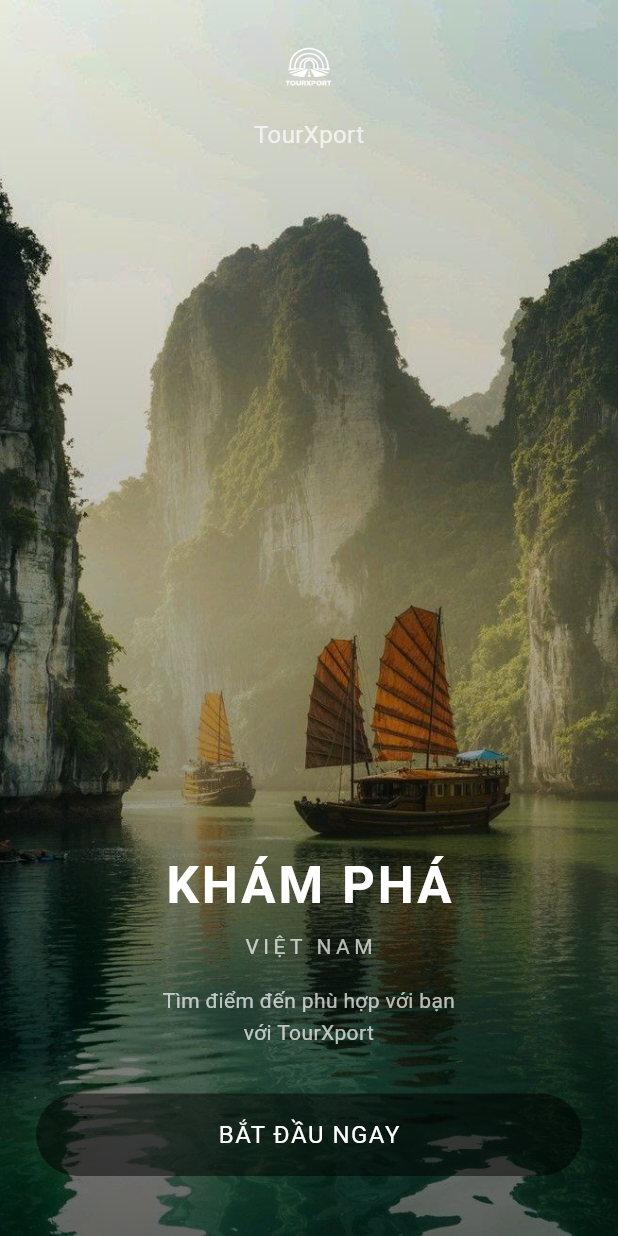
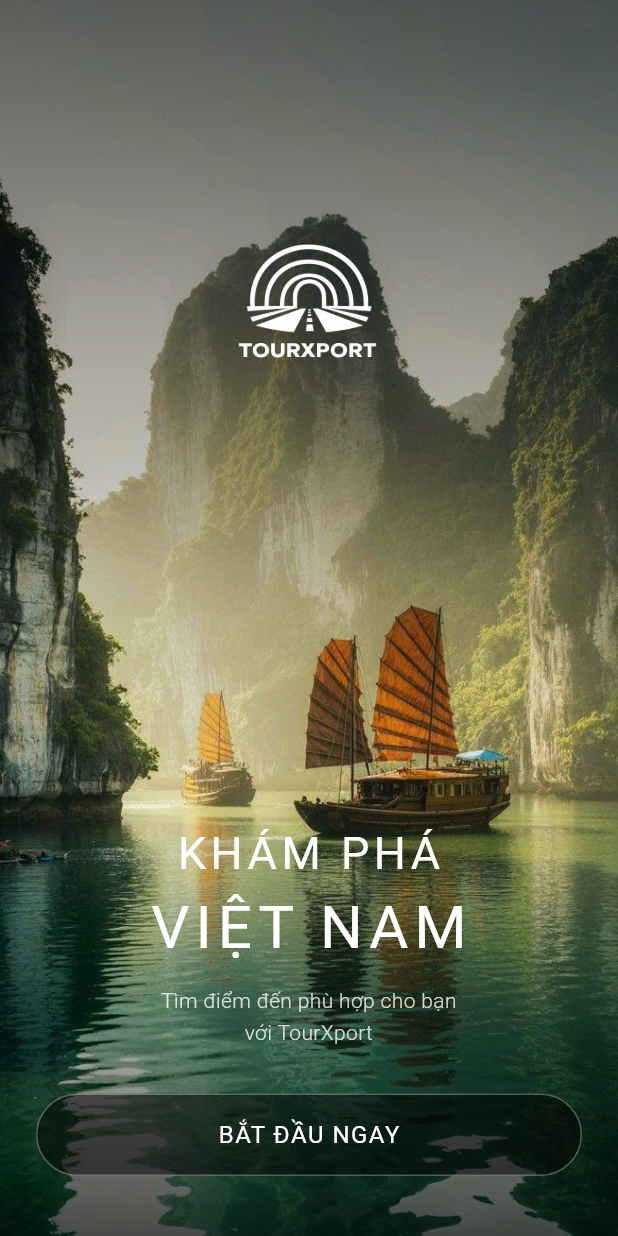
Before and after one commit to quocnam612/TourXport, a Flutter app: the screen it shows after launch, on a phone screen of 412 x 824 dp. Run offline on Flutter 3.47's test engine with Material 3 defaults, Android fonts, the light colour scheme and no system bars; Roboto replaces fonts that are missing (Poppins).

Commit message:
Cập nhật screens: Welcome, login

```diff
--- a/frontend/lib/main.dart
+++ b/frontend/lib/main.dart
@@ -1,4 +1,5 @@
 import 'package:flutter/material.dart';
+import 'screens/welcome.dart'; // Đảm bảo đúng đường dẫn file
 
 void main() {
   runApp(const MyApp());
@@ -11,137 +12,11 @@ class MyApp extends StatelessWidget {
   Widget build(BuildContext context) {
     return MaterialApp(
       debugShowCheckedModeBanner: false,
+      theme: ThemeData(
+        fontFamily: 'Poppins', // Đảm bảo đã khai báo trong pubspec.yaml
+        useMaterial3: true,
+      ),
       home: const WelcomeScreen(),
     );
   }
 }
-
-class WelcomeScreen extends StatelessWidget {
-  const WelcomeScreen({super.key});
-
-  @override
-  Widget build(BuildContext context) {
-    return Scaffold(
-      body: Stack(
-        children: [
-          /// 🔹 Background Image
-          Positioned.fill(
-            child: Image.asset(
-              "assets/images/halong.jpg",
-              fit: BoxFit.cover,
-            ),
-          ),
-
-          /// 🔹 Overlay gradient (giúp text rõ hơn)
-          Positioned.fill(
-            child: Container(
-              decoration: BoxDecoration(
-                gradient: LinearGradient(
-                  begin: Alignment.topCenter,
-                  end: Alignment.bottomCenter,
-                  colors: [
-                    Colors.transparent,
-                    Colors.black.withOpacity(0.6),
-                  ],
-                ),
-              ),
-            ),
-          ),
-
-          /// 🔹 Content
-          SafeArea(
-            child: Padding(
-              padding: const EdgeInsets.symmetric(horizontal: 24),
-              child: Column(
-                children: [
-
-                  /// 🔹 Logo
-                  SizedBox(height: 20),
-                  Column(
-                    children: [
-                      Image.asset(
-                        "assets/images/logo.png", // nếu có logo
-                        height: 50,
-                        color: Colors.white,
-                      ),
-                      const SizedBox(height: 8),
-                      const Text(
-                        "TourXport",
-                        style: TextStyle(
-                          color: Colors.white70,
-                          fontSize: 16,
-                        ),
-                      ),
-                    ],
-                  ),
-
-                  const Spacer(),
-
-                  /// 🔹 Title
-                  const Text(
-                    "KHÁM PHÁ",
-                    style: TextStyle(
-                      color: Colors.white,
-                      fontSize: 34,
-                      fontWeight: FontWeight.w600,
-                      letterSpacing: 2,
-                    ),
-                  ),
-
-                  const SizedBox(height: 6),
-
-                  /// 🔹 Subtitle
-                  const Text(
-                    "VIỆT NAM",
-                    style: TextStyle(
-                      color: Colors.white70,
-                      fontSize: 14,
-                      letterSpacing: 3,
-                    ),
-                  ),
-
-                  const SizedBox(height: 16),
-
-                  /// 🔹 Description
-                  const Text(
-                    "Tìm điểm đến phù hợp với bạn\nvới TourXport",
-                    textAlign: TextAlign.center,
-                    style: TextStyle(
-                      color: Colors.white70,
-                      fontSize: 14,
-                      height: 1.5,
-                    ),
-                  ),
-
-                  const SizedBox(height: 30),
-
-                  /// 🔹 Button
-                  Container(
-                    width: double.infinity,
-                    height: 55,
-                    decoration: BoxDecoration(
-                      color: Colors.black.withOpacity(0.5),
-                      borderRadius: BorderRadius.circular(30),
-                    ),
-                    child: const Center(
-                      child: Text(
-                        "BẮT ĐẦU NGAY",
-                        style: TextStyle(
-                          color: Colors.white,
-                          fontSize: 16,
-                          letterSpacing: 1,
-                        ),
-                      ),
-                    ),
-                  ),
-
-                  const SizedBox(height: 40),
-                ],
-              ),
-            ),
-          ),
-        ],
-      ),
-    );
-  }
-}
--- /dev/null
+++ b/frontend/lib/screens/welcome.dart
@@ -0,0 +1,135 @@
+import 'package:flutter/material.dart';
+import 'login.dart';
+
+class WelcomeScreen extends StatelessWidget {
+  const WelcomeScreen({super.key});
+
+  @override
+  Widget build(BuildContext context) {
+    return Scaffold(
+      body: Stack(
+        children: [
+          /// 🔹 1. Background Image (Giữ nguyên)
+          Positioned.fill(
+            child: Image.asset(
+              "assets/images/halong.jpg",
+              fit: BoxFit.cover,
+            ),
+          ),
+
+          /// 🔹 2. CẢI TIẾN: Thêm Overlay Gradient phía trên (Top Overlay)
+          /// Giúp làm tối nhẹ phần trên màn hình để LOGO NỔI BẬT HƠN
+          Positioned.fill(
+            child: Container(
+              decoration: BoxDecoration(
+                gradient: LinearGradient(
+                  begin: Alignment.topCenter,
+                  end: Alignment.bottomCenter,
+                  stops: const [0.0, 0.3, 0.7, 1.0], // Kiểm soát độ mờ
+                  colors: [
+                    Colors.black.withOpacity(0.6), // Tối hơn ở trên cùng
+                    Colors.black.withOpacity(0.3), // Mờ dần xuống
+                    Colors.transparent,
+                    Colors.black.withOpacity(0.7), // Tối lại ở dưới cùng cho text
+                  ],
+                ),
+              ),
+            ),
+          ),
+
+          /// 🔹 3. Content
+          SafeArea(
+            child: Padding(
+              padding: const EdgeInsets.symmetric(horizontal: 24),
+              child: Column(
+                children: [
+                  const Spacer(flex: 2),
+
+                  /// 🔹 LOGO
+                  Column(
+                    children: [
+                      Image.asset(
+                        "assets/images/logo.png",
+                        height: 150,
+                        fit: BoxFit.contain,
+                      ),
+                      const SizedBox(height: 15),
+                    ],
+                  ),
+                  const Spacer(flex: 4),
+
+                  /// 🔹 Khám phá Việt Nam
+                  Column(
+                    children: [
+                      const Text(
+                        "KHÁM PHÁ",
+                        style: TextStyle(
+                          color: Colors.white,
+                          fontSize: 30,
+                          fontWeight: FontWeight.w400,
+                          letterSpacing: 3,
+                        ),
+                      ),
+                      const Text(
+                        "VIỆT NAM",
+                        style: TextStyle(
+                          color: Colors.white,
+                          fontSize: 40,
+                          fontWeight: FontWeight.w400,
+                          letterSpacing: 4,
+                        ),
+                      ),
+                    ],
+                  ),
+
+                  const SizedBox(height: 10),
+
+                  /// 🔹 Description (Dòng chữ nhỏ bên dưới)
+                  Text(
+                    "Tìm điểm đến phù hợp cho bạn\nvới TourXport",
+                    textAlign: TextAlign.center,
+                    style: TextStyle(
+                      color: Colors.white.withOpacity(0.8),
+                      fontSize: 14,
+                      height: 1.5,
+                      fontWeight: FontWeight.w300,
+                    ),
+                  ),
+                  const SizedBox(height: 30),
+
+                  /// 🔹 Button (Giữ nguyên)
+                  InkWell(
+                    onTap: () {
+                      showModalBottomSheet(
+                        context: context,
+                        isScrollControlled: true,
+                        backgroundColor: Colors.transparent,
+                        builder: (context) => const LoginScreen(),
+                      );
+                    },
+                    child: Container(
+                      width: double.infinity,
+                      height: 55,
+                      decoration: BoxDecoration(
+                        color: Colors.black.withOpacity(0.5),
+                        borderRadius: BorderRadius.circular(30),
+                        border: Border.all(color: Colors.white30),
+                      ),
+                      child: const Center(
+                        child: Text(
+                          "BẮT ĐẦU NGAY",
+                          style: TextStyle(color: Colors.white, fontSize: 16, letterSpacing: 1),
+                        ),
+                      ),
+                    ),
+                  ),
+                  const SizedBox(height: 40),
+                ],
+              ),
+            ),
+          ),
+        ],
+      ),
+    );
+  }
+}
--- a/frontend/pubspec.yaml
+++ b/frontend/pubspec.yaml
@@ -22,3 +22,4 @@ flutter:
 
   assets:
     - assets/images/
+    - assets/icons/
```
Also changed, not shown: frontend/lib/screens/login.dart (added, +280 -0 lines), frontend/assets/icons/fb_logo.png (added), frontend/assets/icons/gg_logo.png (added), frontend/assets/icons/x_logo.png (added), frontend/assets/images/login.png (added).
